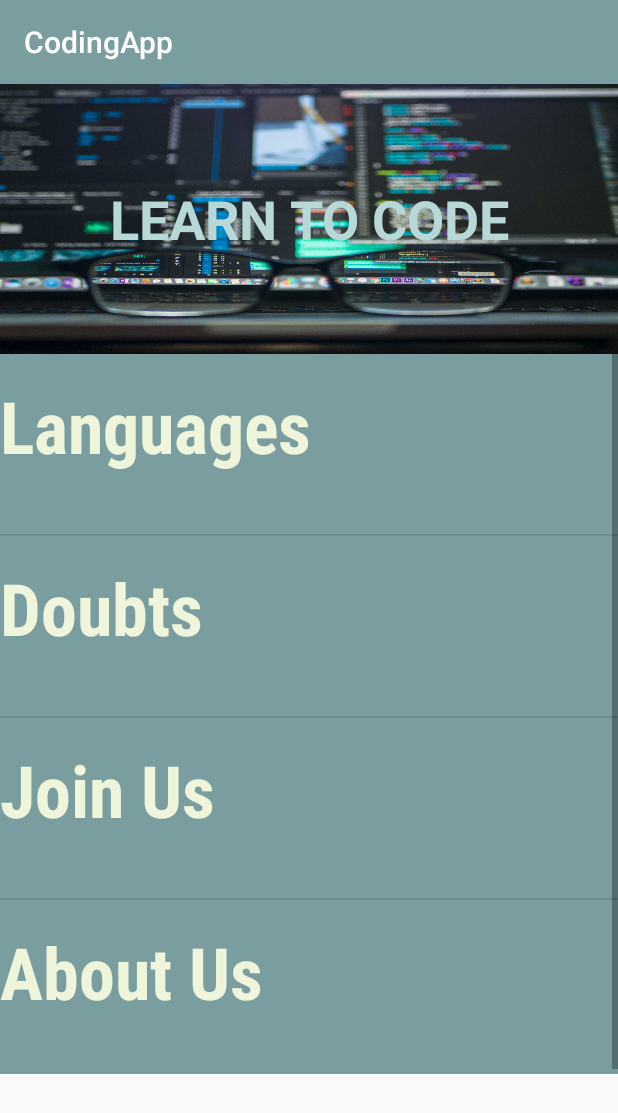
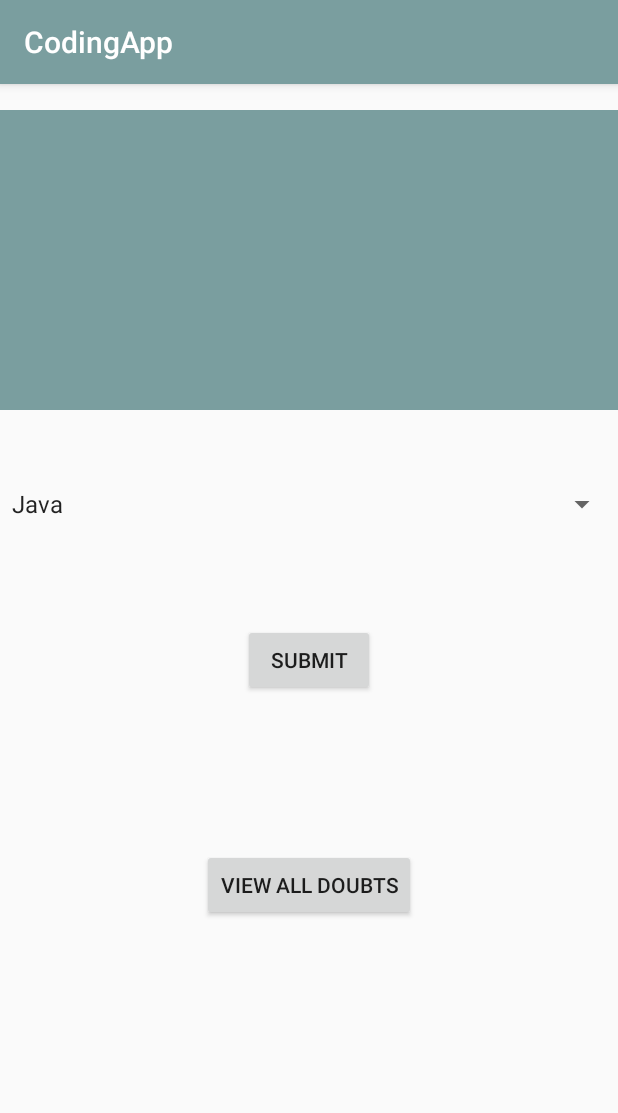
Before and after one commit to Abhisheksharma27/CodingApp, an Android app: the MainActivity screen opened directly, with no data from a screen before it, after a tap on "Doubts", on a phone screen of 412 x 824 dp. Shown: the top 1113 px of the screen. Run offline under Robolectric (Android 15) with nearby library versions, the phone set to English and light mode, and no system bars; our stand-ins replace Firebase (no records; nobody signed in at launch, a user with empty details on screens opened directly).

Commit message:
Added doubt Activity and connected to firestore database

```diff
--- a/app/build.gradle
+++ b/app/build.gradle
@@ -15,6 +15,7 @@ android {
         versionCode 1
         versionName "1.0"
         testInstrumentationRunner "androidx.test.runner.AndroidJUnitRunner"
+        multiDexEnabled true
     }
     buildTypes {
         release {
@@ -31,6 +32,7 @@ dependencies {
     implementation 'androidx.core:core-ktx:1.1.0'
     implementation 'androidx.constraintlayout:constraintlayout:1.1.3'
     implementation 'com.google.firebase:firebase-auth:19.1.0'
+    implementation 'com.google.firebase:firebase-database:16.0.4'
     testImplementation 'junit:junit:4.12'
     androidTestImplementation 'androidx.test:runner:1.2.0'
     androidTestImplementation 'androidx.test.espresso:espresso-core:3.2.0'
@@ -38,6 +40,9 @@ dependencies {
     implementation 'com.google.android.gms:play-services-auth:17.0.0'
     implementation 'com.firebaseui:firebase-ui-auth:4.3.1'
     implementation 'com.google.firebase:firebase-analytics:17.2.0'
+    implementation 'com.google.firebase:firebase-firestore:21.2.1'
+    implementation 'com.android.support:multidex:1.0.3'
+    implementation 'androidx.multidex:multidex:2.0.1'
 
 }
 
--- a/app/src/main/AndroidManifest.xml
+++ b/app/src/main/AndroidManifest.xml
@@ -9,7 +9,8 @@
         android:roundIcon="@mipmap/ic_launcher_round"
         android:supportsRtl="true"
         android:theme="@style/AppTheme">
-        <activity android:name=".javascriptActivity"></activity>
+        <activity android:name=".DoubtActivity"></activity>
+        <activity android:name=".javascriptActivity" />
         <activity android:name=".phpActivity" />
         <activity android:name=".htmlActivity" />
         <activity android:name=".JavaActivity" />
--- /dev/null
+++ b/app/src/main/java/com/example/codingapp/DoubtActivity.kt
@@ -0,0 +1,62 @@
+package com.example.codingapp
+
+import androidx.appcompat.app.AppCompatActivity
+import android.os.Bundle
+import com.google.firebase.database.FirebaseDatabase
+import androidx.core.app.ComponentActivity.ExtraData
+import androidx.core.content.ContextCompat.getSystemService
+import android.icu.lang.UCharacter.GraphemeClusterBreak.T
+import android.text.TextUtils
+import android.widget.Toast
+import com.google.firebase.firestore.FirebaseFirestore
+import kotlinx.android.synthetic.main.activity_doubt.*
+
+
+class DoubtActivity : AppCompatActivity() {
+
+    var db = FirebaseFirestore.getInstance()
+
+
+    override fun onCreate(savedInstanceState: Bundle?) {
+        super.onCreate(savedInstanceState)
+        setContentView(R.layout.activity_doubt)
+
+
+        //submit button utility
+
+        buttonSubmit.setOnClickListener{
+             //getting th input from users
+            val doubtDesc = editTextDoubt.text.toString()
+            //validation so it is not empty
+
+            if(TextUtils.isEmpty(doubtDesc)){
+                Toast.makeText(this, "Please enter the doubt", Toast.LENGTH_LONG).show()
+            }
+            else{
+                val languageDoubt = spinnerLanguage.selectedItem.toString()
+
+                //getting doc with id
+                val tbl = db.collection("doubts")
+                val doubtId = tbl.document().getId()
+
+
+                //create and populate using our doubtModel class
+
+                val doubt = DoubtModel(doubtId, doubtDesc, languageDoubt)
+
+                //save to the database
+
+                tbl.document().set(doubt)
+
+                //resetting after submission
+
+                editTextDoubt.setText("")
+                spinnerLanguage.setSelection(0)
+                Toast.makeText(this, "We have received your query, we will reply soon.", Toast.LENGTH_LONG).show()
+
+            }
+        }
+    }
+
+
+}
--- /dev/null
+++ b/app/src/main/java/com/example/codingapp/DoubtModel.kt
@@ -0,0 +1,23 @@
+package com.example.codingapp
+
+class DoubtModel {
+
+    var doubtId: String? = null
+    var doubtDescription: String? = null
+    var languageDoubt: String? = null
+
+    //require an empty constructor.
+
+    constructor() {
+    }
+
+
+    //override
+    constructor(doubtId: String, doubtDescription: String, languageDoubt: String)
+    {
+        this.doubtId = doubtId
+        this.doubtDescription = doubtDescription
+        this.languageDoubt = languageDoubt
+    }
+
+}
--- a/app/src/main/java/com/example/codingapp/MainActivity.kt
+++ b/app/src/main/java/com/example/codingapp/MainActivity.kt
@@ -42,6 +42,10 @@ class MainActivity : AppCompatActivity() {
                 val i = Intent(applicationContext, ProgrammingLanguage::class.java)
                 startActivity(i)
             }
+            if(position == 1){
+                val j = Intent(applicationContext, DoubtActivity::class.java)
+                startActivity(j)
+            }
         }
     }
 
--- /dev/null
+++ b/app/src/main/res/layout/activity_doubt.xml
@@ -0,0 +1,59 @@
+<?xml version="1.0" encoding="utf-8"?>
+<androidx.constraintlayout.widget.ConstraintLayout xmlns:android="http://schemas.android.com/apk/res/android"
+    xmlns:app="http://schemas.android.com/apk/res-auto"
+    xmlns:tools="http://schemas.android.com/tools"
+    android:layout_width="match_parent"
+    android:layout_height="match_parent"
+    tools:context=".DoubtActivity">
+
+
+    <EditText
+        android:id="@+id/editTextDoubt"
+        android:layout_width="match_parent"
+        android:layout_height="200dp"
+        android:background="@color/colorPrimaryDark"
+        android:textColor="#fff"
+        android:textSize="20sp"
+        android:gravity="top"
+        app:layout_constraintBottom_toBottomOf="parent"
+        app:layout_constraintEnd_toEndOf="parent"
+        app:layout_constraintHorizontal_bias="0.0"
+        app:layout_constraintStart_toStartOf="parent"
+        app:layout_constraintTop_toTopOf="parent"
+        app:layout_constraintVertical_bias="0.03" />
+
+    <Spinner
+        android:id="@+id/spinnerLanguage"
+        android:layout_width="match_parent"
+        android:layout_height="40dp"
+        app:layout_constraintBottom_toBottomOf="parent"
+        app:layout_constraintEnd_toEndOf="parent"
+        app:layout_constraintHorizontal_bias="0.0"
+        app:layout_constraintStart_toStartOf="parent"
+        app:layout_constraintTop_toTopOf="parent"
+        app:layout_constraintVertical_bias="0.339"
+        android:entries="@array/languages"
+        android:layout_marginTop="20dp"
+        android:scrollbarSize="20dp"/>
+
+    <Button
+        android:id="@+id/buttonSubmit"
+        android:layout_width="wrap_content"
+        android:layout_height="wrap_content"
+        android:text="@string/submit"
+        app:layout_constraintBottom_toBottomOf="parent"
+        app:layout_constraintEnd_toEndOf="parent"
+        app:layout_constraintStart_toStartOf="parent"
+        app:layout_constraintTop_toTopOf="parent" />
+
+    <Button
+        android:id="@+id/buttonViewAll"
+        android:layout_width="wrap_content"
+        android:layout_height="wrap_content"
+        android:text="@string/viewAll"
+        app:layout_constraintBottom_toBottomOf="parent"
+        app:layout_constraintEnd_toEndOf="parent"
+        app:layout_constraintStart_toStartOf="parent"
+        app:layout_constraintTop_toBottomOf="@+id/spinnerLanguage" />
+
+</androidx.constraintlayout.widget.ConstraintLayout>
--- a/app/src/main/res/values/strings.xml
+++ b/app/src/main/res/values/strings.xml
@@ -6,4 +6,12 @@
     <string name="javascript">JavaScript</string>
     <string name="php">PHP</string>
     <string name="textview">TextView</string>
+    <string name="submit">Submit</string>
+    <string name="viewAll">View All Doubts</string>
+    <array name="languages">
+        <item name="java">Java</item>
+        <item name="html">HTML 5</item>
+        <item name="javascript">JavaScript</item>
+        <item name="php">PHP</item>
+    </array>
 </resources>
```
